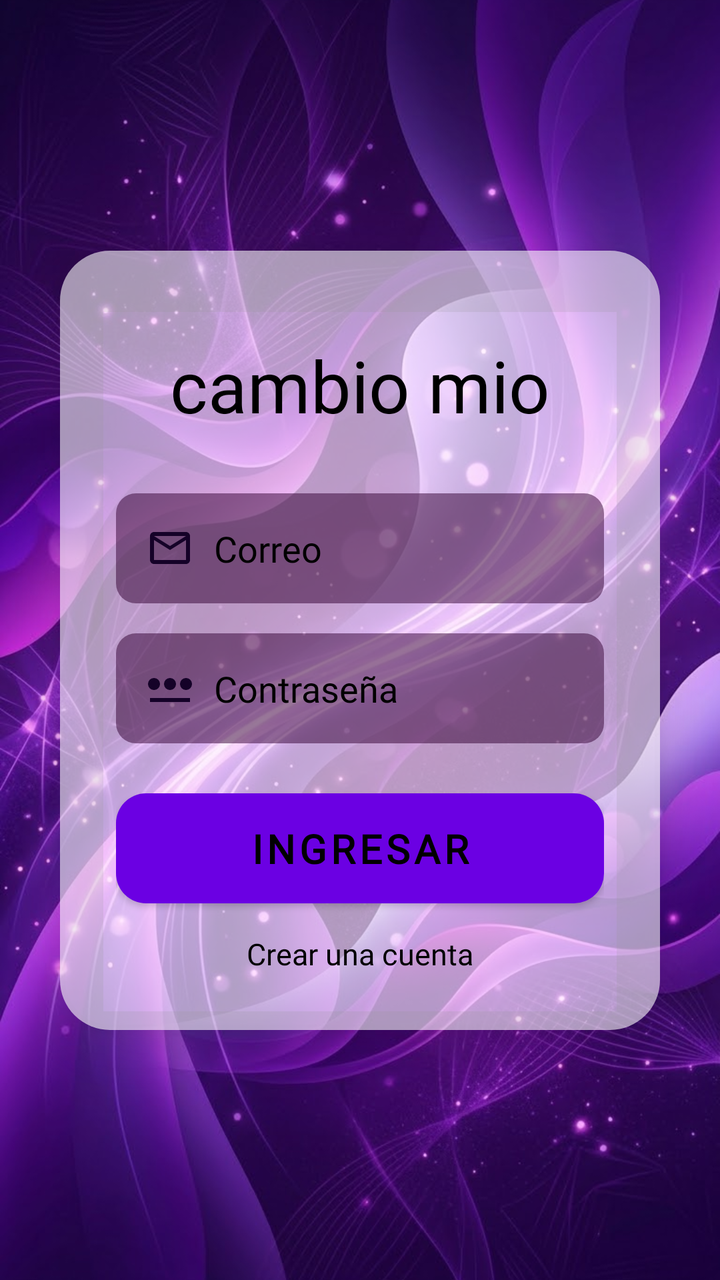
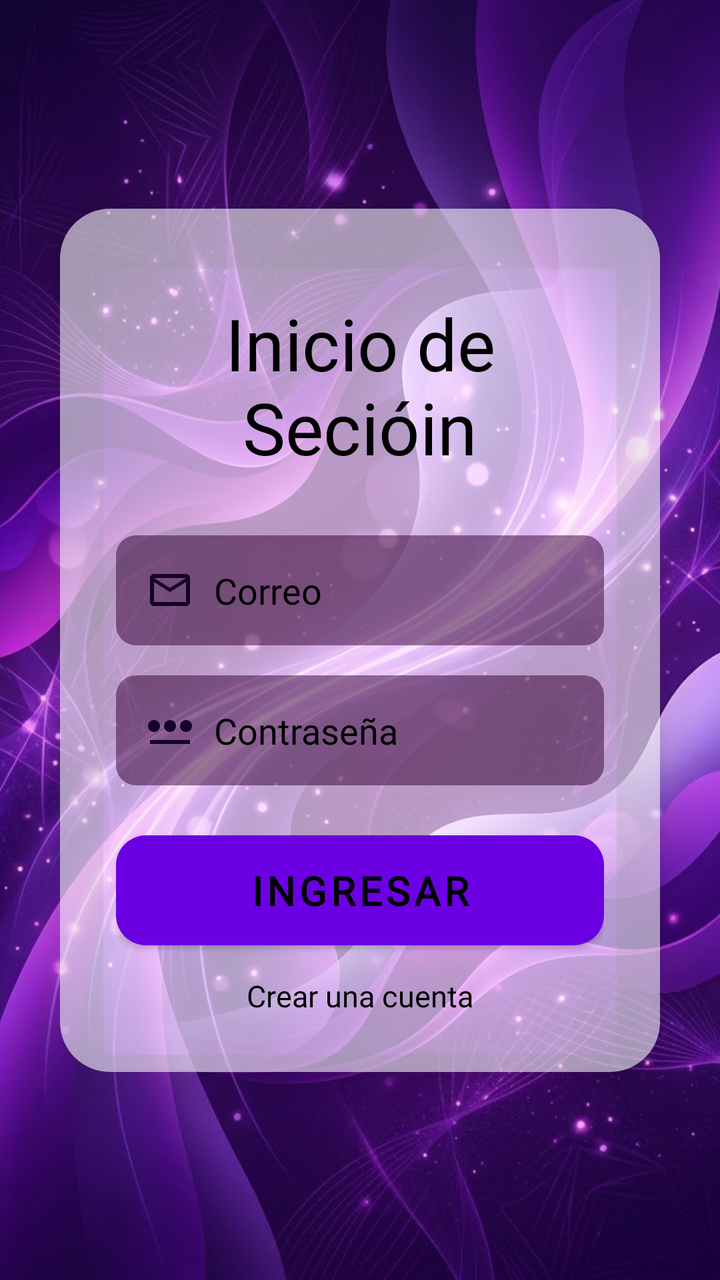

Before-and-after screenshots of an Android layout around one commit, followed by the original layout XML and the change that was made.
<!-- AndroidManifest.xml: application theme Theme.Reviewly -->
<!-- res/layout/activity_main.xml -->
<?xml version="1.0" encoding="utf-8"?>
<androidx.constraintlayout.widget.ConstraintLayout xmlns:android="http://schemas.android.com/apk/res/android"
    xmlns:app="http://schemas.android.com/apk/res-auto"
    xmlns:tools="http://schemas.android.com/tools"
    android:id="@+id/main"
    android:layout_width="match_parent"
    android:layout_height="match_parent"
    tools:context=".MainActivity">

    <ImageView
        android:layout_width="0dp"
        android:layout_height="0dp"
        android:src="@drawable/fondo_morado"
        android:scaleType="centerCrop"
        app:layout_constraintBottom_toBottomOf="parent"
        app:layout_constraintEnd_toEndOf="parent"
        app:layout_constraintStart_toStartOf="parent"
        app:layout_constraintTop_toTopOf="parent"/>

    <androidx.cardview.widget.CardView
        android:id="@+id/CardLogin"
        android:layout_width="0dp"
        android:layout_height="wrap_content"
        android:layout_margin="30dp"
        app:cardCornerRadius="25dp"
        app:cardElevation="15dp"
        app:cardBackgroundColor="@android:color/transparent"
        app:layout_constraintBottom_toBottomOf="parent"
        app:layout_constraintEnd_toEndOf="parent"
        app:layout_constraintStart_toStartOf="parent"
        app:layout_constraintTop_toTopOf="parent">

        <LinearLayout
            android:id="@+id/layoutContenido"
            android:layout_width="match_parent"
            android:layout_height="wrap_content"
            android:orientation="vertical"
            android:padding="28dp"
            android:background="@drawable/fondo_targeta"
            android:gravity="center">
            <TextView
                android:id="@+id/TvTitulo"
                android:layout_width="wrap_content"
                android:layout_height="wrap_content"
                android:text="cambio mio"
                android:textSize="36dp"
                android:gravity="center"
                android:fontFamily="@font/permanent_marker"
                android:textColor="#000000"
                android:layout_marginTop="15dp"
                android:layout_marginBottom="30dp"/>
            <EditText
                android:id="@+id/etCorreo"
                android:layout_width="match_parent"
                android:layout_height="55dp"
                android:background="@drawable/fondo_edit_text"
                android:hint="Correo"
                android:fontFamily="@font/shortstack_regular"
                android:paddingEnd="15dp"
                android:paddingStart="15dp"
                android:textColor="#000000"
                android:textColorHint="#000000"
                android:inputType="textEmailAddress"
                android:drawableStart="@drawable/baseline_mail_outline_24"
                android:drawablePadding="10dp"/>

            <EditText
                android:id="@+id/etPass"
                android:layout_width="match_parent"
                android:layout_height="55dp"
                android:background="@drawable/fondo_edit_text"
                android:hint="Contraseña"
                android:fontFamily="@font/shortstack_regular"
                android:paddingEnd="15dp"
                android:paddingStart="15dp"
                android:textColor="#000000"
                android:textColorHint="#000000"
                android:drawableStart="@drawable/password_2_24dp_150228_fill0_wght400_grad0_opsz24"
                android:inputType="textPassword"
                android:layout_marginTop="15dp"
                android:drawablePadding="10dp"/>

            <androidx.appcompat.widget.AppCompatButton
                android:id="@+id/BtnIngresar"
                android:layout_width="match_parent"
                android:layout_height="55dp"
                android:text="Ingresar"
                android:textSize="20sp"
                android:textColor="#000000"
                android:textColorHint="#000000"
                android:fontFamily="@font/permanent_marker"
                android:background="@drawable/boton"
                android:letterSpacing="0.10"
                android:layout_marginTop="25dp"
                android:textStyle="bold"/>

            <TextView
                android:id="@+id/tvcrearcuenta"
                android:layout_width="wrap_content"
                android:layout_height="wrap_content"
               android:textColor="#000000"
                android:fontFamily="@font/shortstack_regular"
                android:text="Crear una cuenta"
                android:textSize="15sp"
                android:layout_marginTop="15sp"/>

        </LinearLayout>

    </androidx.cardview.widget.CardView>

</androidx.constraintlayout.widget.ConstraintLayout>
<!-- resources referenced by this layout -->
<resources>
  <!-- drawable baseline_mail_outline_24 (drawable) -->
  <vector xmlns:android="http://schemas.android.com/apk/res/android" android:height="24dp" android:tint="#150228" android:viewportHeight="24" android:viewportWidth="24" android:width="24dp">
        
      <path android:fillColor="@android:color/white" android:pathData="M20,4L4,4c-1.1,0 -1.99,0.9 -1.99,2L2,18c0,1.1 0.9,2 2,2h16c1.1,0 2,-0.9 2,-2L22,6c0,-1.1 -0.9,-2 -2,-2zM20,18L4,18L4,8l8,5 8,-5v10zM12,11L4,6h16l-8,5z"/>
      
  </vector>
  <!-- drawable boton (drawable) -->
  <?xml version="1.0" encoding="utf-8"?>
  <shape xmlns:android="http://schemas.android.com/apk/res/android">
          <solid android:color="#6B00E3"/>
          <corners android:radius="15dp"/>
  </shape>
  <!-- drawable fondo_edit_text (drawable) -->
  <?xml version="1.0" encoding="utf-8"?>
  <shape xmlns:android="http://schemas.android.com/apk/res/android">
  <solid android:color="#80330033"></solid>
      <corners android:radius="10dp" > </corners>
  </shape>
  <!-- drawable fondo_morado: png bitmap (drawable, 136168 bytes) -->
  <!-- drawable fondo_targeta (drawable) -->
  <?xml version="1.0" encoding="utf-8"?>
  <shape xmlns:android="http://schemas.android.com/apk/res/android">
  <solid android:color="#95FFFFFF"></solid>
      <corners android:radius="15dp" >
  
      </corners>
  </shape>
  <!-- drawable password_2_24dp_150228_fill0_wght400_grad0_opsz24 (drawable) -->
  <vector xmlns:android="http://schemas.android.com/apk/res/android"
      android:width="24dp"
      android:height="24dp"
      android:viewportWidth="960"
      android:viewportHeight="960">
    <path
        android:pathData="M160,520q-50,0 -85,-35t-35,-85q0,-50 35,-85t85,-35q50,0 85,35t35,85q0,50 -35,85t-85,35ZM80,760v-80h800v80L80,760ZM395,485q-35,-35 -35,-85t35,-85q35,-35 85,-35t85,35q35,35 35,85t-35,85q-35,35 -85,35t-85,-35ZM715,485q-35,-35 -35,-85t35,-85q35,-35 85,-35t85,35q35,35 35,85t-35,85q-35,35 -85,35t-85,-35Z"
        android:fillColor="#150228"/>
  </vector>
  <style name="Theme.Reviewly" parent="Base.Theme.Reviewly" />
  <style name="Base.Theme.Reviewly" parent="Theme.Material3.DayNight.NoActionBar">
          
          
      </style>
</resources>

<!-- the commit's change to res/layout/activity_main.xml (unified diff, before → after) -->
@@ -42,7 +42,7 @@
                 android:id="@+id/TvTitulo"
                 android:layout_width="wrap_content"
                 android:layout_height="wrap_content"
-                android:text="cambio mio"
+                android:text="Inicio de Secióin"
                 android:textSize="36dp"
                 android:gravity="center"
                 android:fontFamily="@font/permanent_marker"
